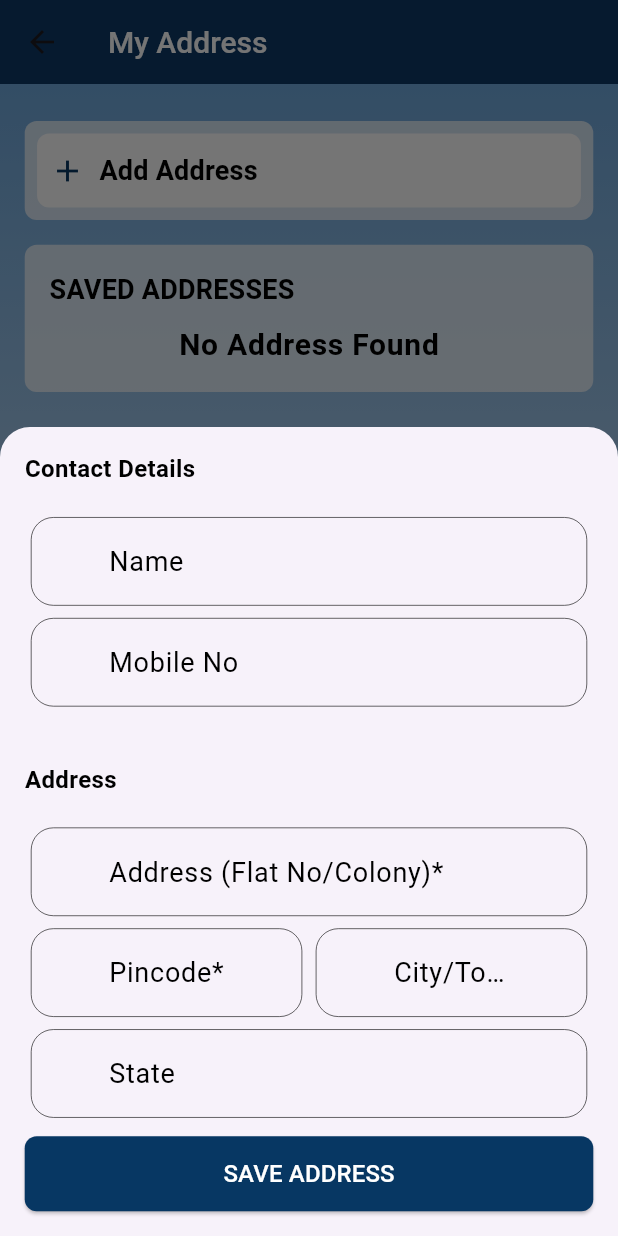
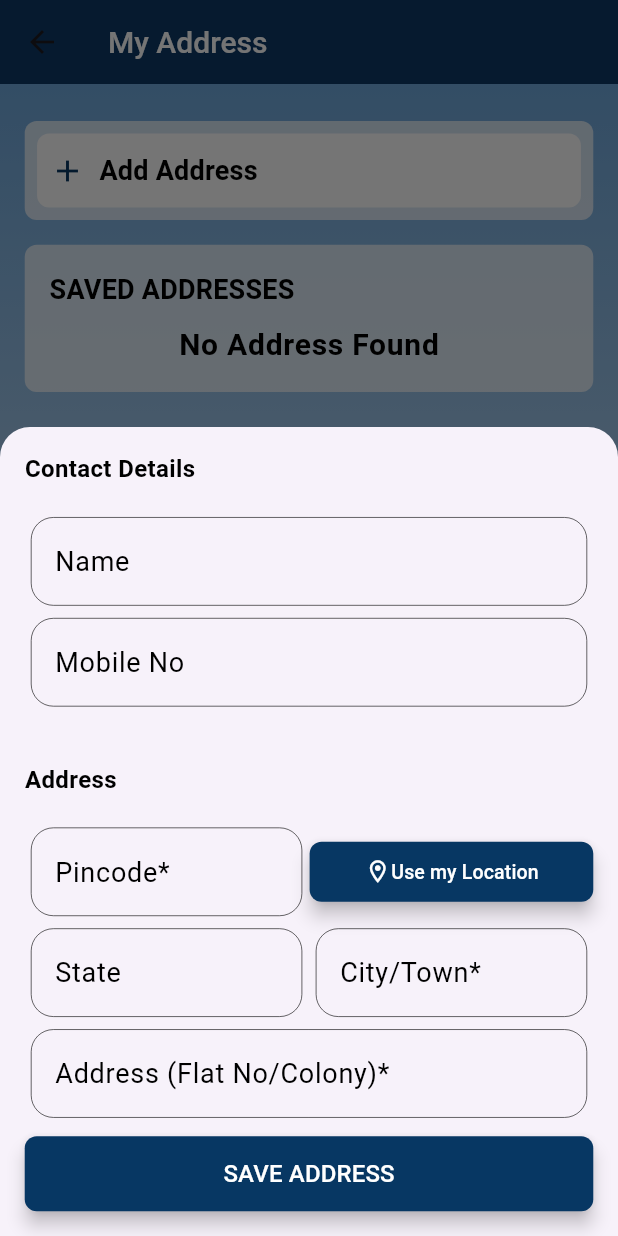
Before and after one commit to akp-dev2230/petmate, a Flutter app: the ManageAddress screen opened directly, after a tap on "Add Address", on a phone screen of 412 x 824 dp. Run offline on Flutter 3.47's test engine with Material 3 defaults, Android fonts, the light colour scheme and no system bars; our stand-ins replace animate_do, cloud_firestore, firebase_auth, firebase_core, flutter_rating_bar, geocoding and 6 more; accounts and stored records are empty.

Commit message:
integrated google maps for taking address

```diff
--- a/lib/commonwidgets/commontextfield.dart
+++ b/lib/commonwidgets/commontextfield.dart
@@ -1,13 +1,15 @@
 import 'package:flutter/material.dart';
 
-Widget commonTextfield({controller, obstxt, preFixIcon, hinttext, suFFixIcon, suffIconPressed, required BuildContext context}){
+Widget commonTextfield({controller, obstxt, IconData? preFixIcon, hinttext, suFFixIcon, suffIconPressed, required BuildContext context}){
   return TextField(
     controller: controller,
     obscureText: obstxt ?? false,
     cursorColor: Colors.black,
     style: const TextStyle(fontSize: 18, fontWeight: FontWeight.w400, color: Colors.black),
     decoration: InputDecoration(
-      prefixIcon: Icon(preFixIcon, color: const Color(0xFF073763),),
+      prefixIcon: preFixIcon != null
+          ? Icon(preFixIcon, color: const Color(0xFF073763))
+          : null,
       hintText: hinttext,
       hintStyle: const TextStyle(fontSize: 18, fontWeight: FontWeight.w400, color: Colors.black),
       suffixIcon: IconButton(onPressed: suffIconPressed, icon: Icon(suFFixIcon,color: const Color(0xFF073763),)),
--- a/lib/views/Userinfo/manage_address.dart
+++ b/lib/views/Userinfo/manage_address.dart
@@ -12,7 +12,7 @@ class ManageAddress extends StatelessWidget {
   @override
   Widget build(BuildContext context) {
 
-    var controller = Get.put(ProfileController());
+    final ProfileController profileController = Get.put(ProfileController());
 
     final screenWidth = MediaQuery.of(context).size.width;
     final screenHeight = MediaQuery.of(context).size.height;
@@ -75,7 +75,7 @@ class ManageAddress extends StatelessWidget {
                                           vertical: screenHeight * 0.005),
                                       child: commonTextfield(
                                         context: context,
-                                        controller: controller.addNameController,
+                                        controller: profileController.addNameController,
                                         hinttext: "Name",
                                       ),
                                     ),
@@ -85,7 +85,7 @@ class ManageAddress extends StatelessWidget {
                                           vertical: screenHeight * 0.005),
                                       child: commonTextfield(
                                         context: context,
-                                        controller: controller.addMobileController,
+                                        controller: profileController.addMobileController,
                                         hinttext: "Mobile No",
                                       ),
                                     ),
@@ -100,15 +100,49 @@ class ManageAddress extends StatelessWidget {
                                         style: TextStyle(fontWeight: FontWeight.bold, fontSize: 16),
                                       ),
                                     ),
-                                    Padding(
+                                    Row(
+                                      children: [
+                                        Expanded(
+                                          child: Padding(
                                             padding: EdgeInsets.symmetric(
                                                 horizontal: screenWidth * 0.01,
                                                 vertical: screenHeight * 0.005),
                                             child: commonTextfield(
                                               context: context,
-                                        controller: controller.addressController,
-                                        hinttext: "Address (Flat No/Colony)*",
+                                              controller: profileController.pinCodeController,
+                                              hinttext: "Pincode*",
                                             ),
+                                          ),
+                                        ),
+                                        SizedBox(width: screenWidth * 0.002),
+                                        Expanded(
+                                          child: ElevatedButton(
+                                            onPressed: () async {
+                                              await profileController.getCurrentLocation();
+                                            },
+                                            style: ElevatedButton.styleFrom(
+                                              backgroundColor: const Color(0xFF073763), // Dark blue background
+                                              foregroundColor: Colors.white, // White text color
+                                              shape: RoundedRectangleBorder(
+                                                borderRadius: BorderRadius.circular(8), // Rounded corners
+                                              ),
+                                              elevation: 5, // Shadow effect
+                                            ),
+                                            child: const SingleChildScrollView(
+                                              scrollDirection: Axis.horizontal,
+                                              child:  Row(
+                                                children: [
+                                                  Icon(Icons.location_on_outlined, color: Colors.white,),
+                                                  Text(
+                                                    "Use my Location",
+                                                    style: TextStyle(fontSize: 13,),
+                                                  ),
+                                                ],
+                                              ),
+                                            ),
+                                          ),
+                                        ),
+                                      ],
                                     ),
                                     Row(
                                       children: [
@@ -119,8 +153,8 @@ class ManageAddress extends StatelessWidget {
                                                 vertical: screenHeight * 0.005),
                                             child: commonTextfield(
                                               context: context,
-                                              controller: controller.pinCodeController,
-                                              hinttext: "Pincode*",
+                                              controller: profileController.stateController,
+                                              hinttext: "State",
                                             ),
                                           ),
                                         ),
@@ -132,7 +166,7 @@ class ManageAddress extends StatelessWidget {
                                                 vertical: screenHeight * 0.005),
                                             child: commonTextfield(
                                               context: context,
-                                              controller: controller.cityController,
+                                              controller: profileController.cityController,
                                               hinttext: "City/Town*",
                                             ),
                                           ),
@@ -145,8 +179,8 @@ class ManageAddress extends StatelessWidget {
                                           vertical: screenHeight * 0.005),
                                       child: commonTextfield(
                                         context: context,
-                                        controller: controller.stateController,
-                                        hinttext: "State",
+                                        controller: profileController.addressController,
+                                        hinttext: "Address (Flat No/Colony)*",
                                       ),
                                     ),
 
@@ -158,11 +192,12 @@ class ManageAddress extends StatelessWidget {
                                       height: 50,
                                       child: ElevatedButton(
                                         onPressed: () {
-                                          controller.createAddress();
+                                          profileController.createAddress();
                                           Navigator.pop(context); // Close modal on save
                                         },
                                         style: ElevatedButton.styleFrom(
                                           backgroundColor: const Color(0xFF073763),
+                                          elevation: 5,
                                           shape: RoundedRectangleBorder(
                                               borderRadius: BorderRadius.circular(8)),
                                         ),
@@ -186,6 +221,7 @@ class ManageAddress extends StatelessWidget {
                       children: [
                         const Icon(Icons.add, color: Color(0xFF073763),),
                         Text("  Add Address", style: Theme.of(context).textTheme.titleMedium,),
+
                       ],
                     ),
                   ),
--- a/pubspec.yaml
+++ b/pubspec.yaml
@@ -46,6 +46,9 @@ dependencies:
   share_plus:
   image_picker:
   animate_do:
+  geolocator:
+  google_maps_flutter:
+  geocoding:
 
 
 dev_dependencies:
```
Also changed, not shown: lib/controllers/profile_controller.dart (+48 -0 lines), lib/views/Cart/cart.dart (+32 -4 lines), pubspec.lock, 4 other files. Lines whose indentation alone changed are shown as unchanged.
